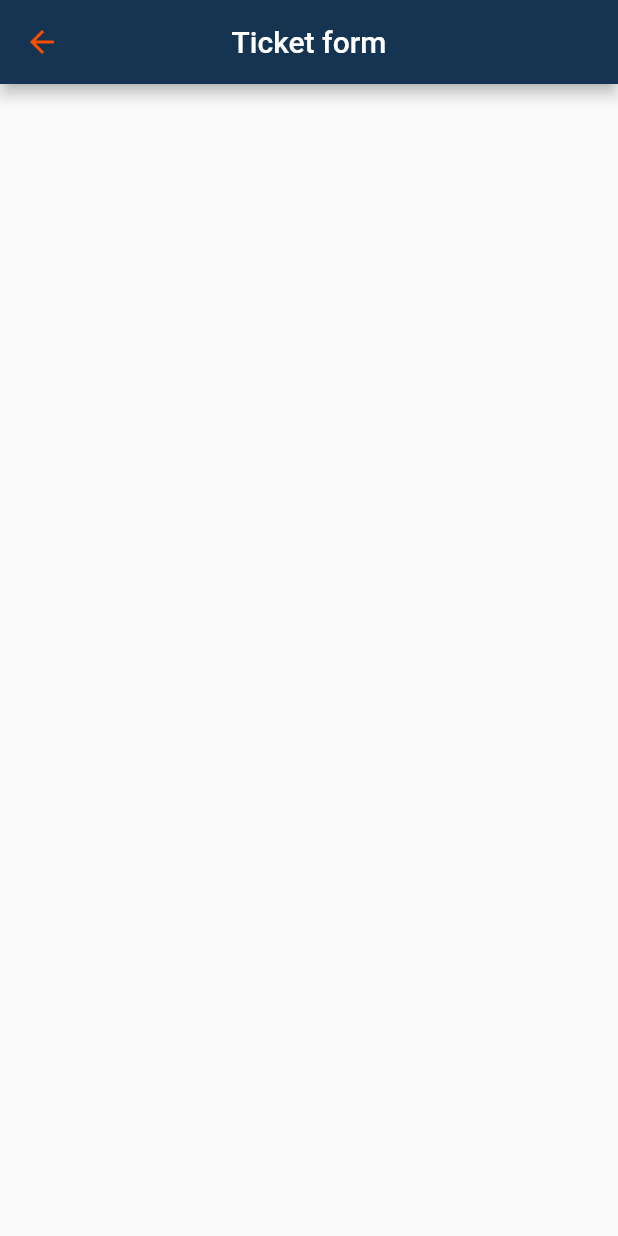
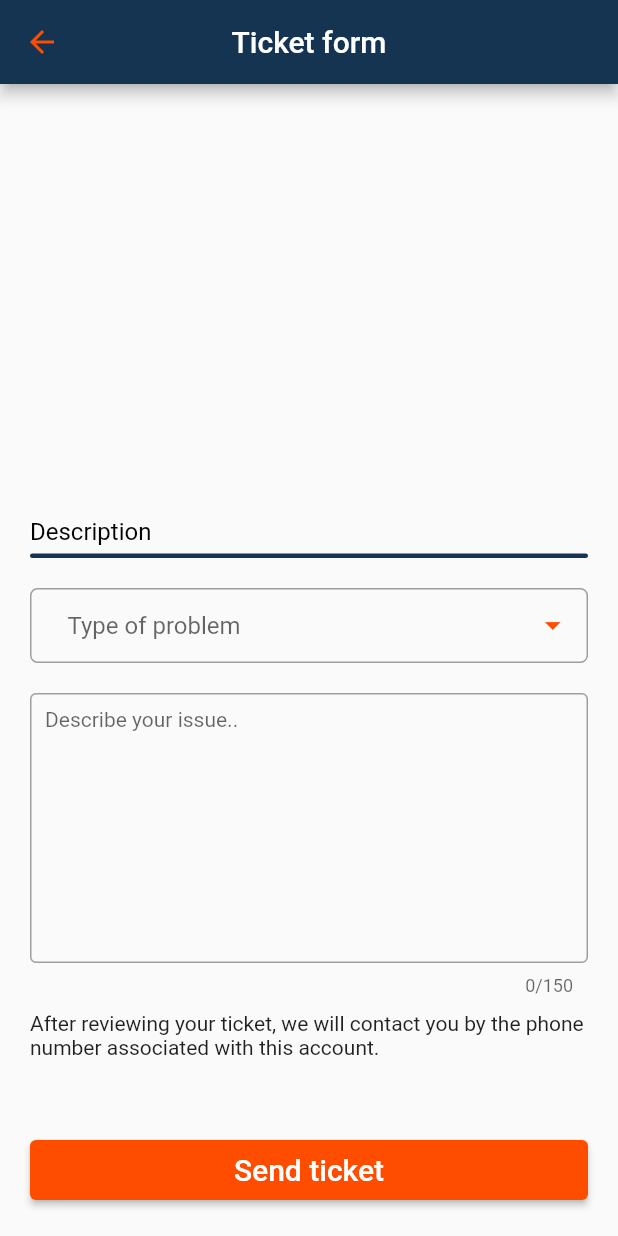
Before and after one commit to Mattias170624/Cetasol_App, a Flutter app: the TicketScreen screen opened directly, on a phone screen of 412 x 824 dp. Run offline on Flutter 3.47's test engine with Material 2 defaults, Android fonts, the phone set to English and light mode, and no system bars; drawn by our look-alikes of dropdown_button2; our stand-ins replace awesome_bottom_bar, cloud_firestore, firebase_auth, firebase_core, firebase_storage, form_field_validator and 4 more; accounts and stored records are empty.

Commit message:
Added textfields on ticket screen and connection to database tickets collection.

```diff
--- a/lib/FirebaseServices/firebase_database.dart
+++ b/lib/FirebaseServices/firebase_database.dart
@@ -125,4 +125,31 @@ class FirestoreDatabase extends AuthService {
       return false;
     }
   }
+
+  Future<bool> sendTicket(String problemType, String description) async {
+    final user = AuthService().auth.currentUser!;
+    DocumentReference ticketListRef =
+        FirebaseFirestore.instance.collection('tickets').doc(user.uid);
+    DateTime date = DateTime.now();
+    final formattedDate = '${date.day}-${date.month}-${date.year}';
+
+    List ticketObject = [
+      {
+        'type': problemType,
+        'Sent date': formattedDate,
+        'description': description,
+        'contact': user.phoneNumber,
+      }
+    ];
+
+    // Try adding a new ticket to database
+    try {
+      await ticketListRef.set({'tickets': FieldValue.arrayUnion(ticketObject)},
+          SetOptions(merge: true));
+      return true;
+    } catch (error) {
+      print(error);
+      return false;
+    }
+  }
 }
--- a/lib/Screens/ticket_screen.dart
+++ b/lib/Screens/ticket_screen.dart
@@ -1,5 +1,6 @@
 // ignore_for_file: prefer_const_constructors
 
+import 'package:cetasol_app/Widgets/NavScreenWidgets/TroublshootPage/ticket_input_fields.dart';
 import 'package:flutter/material.dart';
 
 class TicketScreen extends StatelessWidget {
@@ -14,6 +15,21 @@ class TicketScreen extends StatelessWidget {
         ),
         centerTitle: true,
       ),
+      body: SizedBox(
+        width: double.infinity,
+        child: Column(
+          crossAxisAlignment: CrossAxisAlignment.center,
+          mainAxisAlignment: MainAxisAlignment.end,
+          children: [
+            Flexible(
+              fit: FlexFit.loose,
+              child: SingleChildScrollView(
+                child: TicketInputFields(),
+              ),
+            ),
+          ],
+        ),
+      ),
     );
   }
 }
--- /dev/null
+++ b/lib/Widgets/NavScreenWidgets/TroublshootPage/ticket_input_fields.dart
@@ -0,0 +1,209 @@
+// ignore_for_file: prefer_const_constructors
+
+import 'package:cetasol_app/FirebaseServices/firebase_database.dart';
+import 'package:form_field_validator/form_field_validator.dart';
+import 'package:dropdown_button2/dropdown_button2.dart';
+import 'package:flutter/material.dart';
+
+class TicketInputFields extends StatefulWidget {
+  @override
+  State<TicketInputFields> createState() => _TicketInputFieldsState();
+}
+
+class _TicketInputFieldsState extends State<TicketInputFields> {
+  final GlobalKey<FormState> _formKey = GlobalKey<FormState>();
+  final _describeController = TextEditingController();
+  bool showDropdownError = false;
+  String? selectedValue;
+  final List<String> items = [
+    'Software related',
+    'Hardware related',
+    'Other',
+  ];
+
+  @override
+  Widget build(BuildContext context) {
+    return Container(
+      padding: EdgeInsets.all(20),
+      child: Form(
+        key: _formKey,
+        child: Column(
+          mainAxisAlignment: MainAxisAlignment.end,
+          children: [
+            Container(
+              alignment: Alignment.centerLeft,
+              child: Text(
+                'Description',
+                style: TextStyle(
+                  color: Theme.of(context).colorScheme.surface,
+                  fontWeight: FontWeight.w400,
+                  fontSize: 16,
+                ),
+              ),
+            ),
+            Container(
+              width: double.infinity,
+              margin: EdgeInsets.only(bottom: 20, top: 5),
+              height: 3,
+              decoration: BoxDecoration(
+                borderRadius: BorderRadius.circular(10),
+                color: Theme.of(context).colorScheme.primary,
+              ),
+            ),
+            Container(
+              decoration: BoxDecoration(
+                borderRadius: BorderRadius.all(
+                  Radius.circular(5),
+                ),
+                border: Border.all(color: Colors.grey, width: 1),
+              ),
+              child: DropdownButtonHideUnderline(
+                child: DropdownButton2(
+                  buttonPadding: EdgeInsets.symmetric(horizontal: 10),
+                  isExpanded: true,
+                  hint: Text('Type of problem'),
+                  items: items
+                      .map(
+                        (item) => DropdownMenuItem<String>(
+                          value: item,
+                          child: Text(
+                            item,
+                            style: TextStyle(
+                              fontSize: 14,
+                              color: Colors.black,
+                            ),
+                            overflow: TextOverflow.ellipsis,
+                          ),
+                        ),
+                      )
+                      .toList(),
+                  value: selectedValue,
+                  onChanged: (value) {
+                    setState(() {
+                      selectedValue = value as String;
+                    });
+                  },
+                  icon: Icon(
+                    Icons.arrow_drop_down,
+                    size: 25,
+                  ),
+                  iconOnClick: Icon(
+                    Icons.arrow_drop_up,
+                    size: 25,
+                  ),
+                  iconEnabledColor: Theme.of(context).colorScheme.onPrimary,
+                  buttonElevation: 2,
+                  itemPadding: const EdgeInsets.only(left: 14, right: 14),
+                  dropdownPadding: null,
+                  dropdownElevation: 2,
+                ),
+              ),
+            ),
+            Visibility(
+              visible: showDropdownError,
+              child: Container(
+                margin: EdgeInsets.only(top: 5, left: 10),
+                width: double.infinity,
+                child: Text(
+                  'Choose an option!',
+                  style: TextStyle(
+                    color: Theme.of(context).colorScheme.error,
+                    fontSize: 12,
+                  ),
+                ),
+              ),
+            ),
+            SizedBox(
+              height: 20,
+            ),
+            TextFormField(
+              maxLength: 150,
+              maxLines: 10,
+              controller: _describeController,
+              textAlignVertical: TextAlignVertical.top,
+              keyboardType: TextInputType.multiline,
+              textInputAction: TextInputAction.newline,
+              decoration: InputDecoration(
+                alignLabelWithHint: true,
+                contentPadding:
+                    EdgeInsets.symmetric(vertical: 10, horizontal: 10),
+                border: OutlineInputBorder(
+                  borderSide: BorderSide(
+                    color: Colors.grey,
+                  ),
+                ),
+                enabledBorder: OutlineInputBorder(
+                  borderSide: BorderSide(
+                    color: Colors.grey,
+                  ),
+                ),
+                focusedBorder: OutlineInputBorder(
+                  borderSide: BorderSide(
+                    color: Theme.of(context).colorScheme.onPrimary,
+                  ),
+                ),
+                labelText: 'Describe your issue..',
+                errorStyle: TextStyle(height: 0.5),
+              ),
+              style: TextStyle(
+                color: Colors.black,
+                fontSize: 14,
+              ),
+              validator: MultiValidator(
+                [RequiredValidator(errorText: "Text can't be empty!")],
+              ),
+            ),
+            SizedBox(
+              height: 10,
+            ),
+            SizedBox(
+              width: double.infinity,
+              child: Text(
+                  'After reviewing your ticket, we will contact you by the phone number associated with this account.'),
+            ),
+            SizedBox(
+              height: 50,
+            ),
+            SizedBox(
+              width: double.infinity,
+              child: ElevatedButton(
+                onPressed: _handleSendButton,
+                style: ElevatedButton.styleFrom(
+                  primary: Theme.of(context).colorScheme.onPrimary,
+                  fixedSize: Size(double.infinity, 40),
+                ),
+                child: Text(
+                  'Send ticket',
+                  style: TextStyle(
+                    color: Theme.of(context).colorScheme.onSurface,
+                    fontSize: 20,
+                  ),
+                ),
+              ),
+            ),
+          ],
+        ),
+      ),
+    );
+  }
+
+  Future<void> _handleSendButton() async {
+    final validateResult = _formKey.currentState!.validate();
+
+    selectedValue == null
+        ? setState(() {
+            showDropdownError = true;
+          })
+        : setState(() {
+            showDropdownError = false;
+          });
+
+    if (validateResult && selectedValue != null) {
+      final descriptionText = _describeController.value.text;
+      if (await FirestoreDatabase()
+          .sendTicket(selectedValue!, descriptionText)) {
+        Navigator.pop(context);
+      }
+    }
+  }
+}
--- a/pubspec.yaml
+++ b/pubspec.yaml
@@ -46,6 +46,7 @@ dependencies:
   webview_flutter: ^3.0.4
   image_picker: ^0.8.6
   firebase_storage: ^10.3.11
+  dropdown_button2: ^1.8.5
 
 dev_dependencies:
   flutter_test:
```
Also changed, not shown: pubspec.lock.
